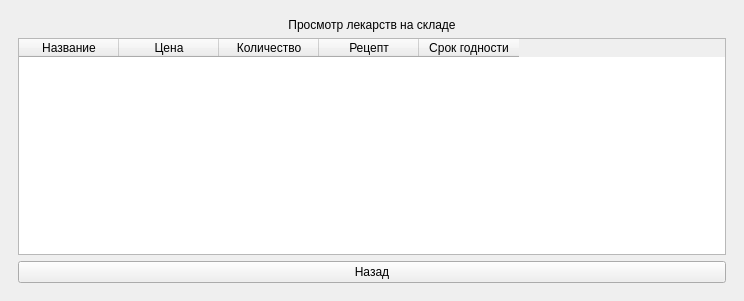
This is mainwindow.ui in Toxicattack4up/AptekaService as Qt 5 draws it before an edit. The edited form follows.
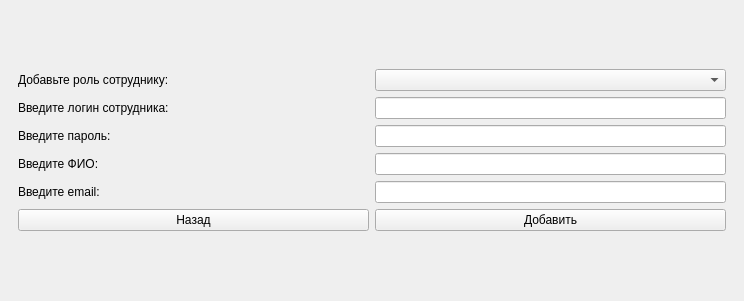
This is the edited form. The open tabs and pages were chosen to show the change.

Commit message: Добавлены окна, фиксирую изменения

```diff
--- a/mainwindow.ui
+++ b/mainwindow.ui
@@ -238,7 +238,107 @@
         </item>
        </layout>
       </widget>
-      <widget class="QWidget" name="Remove_employees">
+      <widget class="QWidget" name="page_add_employee">
+       <layout class="QGridLayout" name="gridLayout_12">
+        <item row="0" column="0">
+         <layout class="QGridLayout" name="Admin_menu_add_employee">
+          <item row="5" column="1">
+           <widget class="QPushButton" name="add_employee_pushButton">
+            <property name="text">
+             <string>Добавить</string>
+            </property>
+           </widget>
+          </item>
+          <item row="5" column="0">
+           <widget class="QPushButton" name="back_to_view_employee_pushButton">
+            <property name="text">
+             <string>Назад</string>
+            </property>
+           </widget>
+          </item>
+          <item row="1" column="0">
+           <widget class="QLabel" name="login_label_employee">
+            <property name="text">
+             <string>Введите логин сотрудника:</string>
+            </property>
+           </widget>
+          </item>
+          <item row="2" column="0">
+           <widget class="QLabel" name="password_label_employee">
+            <property name="text">
+             <string>Введите пароль:</string>
+            </property>
+           </widget>
+          </item>
+          <item row="3" column="0">
+           <widget class="QLabel" name="FIO_label_employee">
+            <property name="text">
+             <string>Введите ФИО:</string>
+            </property>
+           </widget>
+          </item>
+          <item row="0" column="0">
+           <widget class="QLabel" name="role_label_employee">
+            <property name="text">
+             <string>Добавьте роль сотруднику:</string>
+            </property>
+           </widget>
+          </item>
+          <item row="4" column="0">
+           <widget class="QLabel" name="email_label_employee">
+            <property name="text">
+             <string>Введите email:</string>
+            </property>
+           </widget>
+          </item>
+          <item row="0" column="1">
+           <widget class="QComboBox" name="role_comboBox_employee"/>
+          </item>
+          <item row="1" column="1">
+           <widget class="QLineEdit" name="login_lineEdit_employee">
+            <property name="sizePolicy">
+             <sizepolicy hsizetype="Preferred" vsizetype="Fixed">
+              <horstretch>0</horstretch>
+              <verstretch>0</verstretch>
+             </sizepolicy>
+            </property>
+           </widget>
+          </item>
+          <item row="2" column="1">
+           <widget class="QLineEdit" name="password_lineEdit_employee">
+            <property name="sizePolicy">
+             <sizepolicy hsizetype="Preferred" vsizetype="Fixed">
+              <horstretch>0</horstretch>
+              <verstretch>0</verstretch>
+             </sizepolicy>
+            </property>
+           </widget>
+          </item>
+          <item row="3" column="1">
+           <widget class="QLineEdit" name="FIO_lineEdit_employee">
+            <property name="sizePolicy">
+             <sizepolicy hsizetype="Preferred" vsizetype="Fixed">
+              <horstretch>0</horstretch>
+              <verstretch>0</verstretch>
+             </sizepolicy>
+            </property>
+           </widget>
+          </item>
+          <item row="4" column="1">
+           <widget class="QLineEdit" name="email_lineEdit_employee">
+            <property name="sizePolicy">
+             <sizepolicy hsizetype="Preferred" vsizetype="Fixed">
+              <horstretch>0</horstretch>
+              <verstretch>0</verstretch>
+             </sizepolicy>
+            </property>
+           </widget>
+          </item>
+         </layout>
+        </item>
+       </layout>
+      </widget>
+      <widget class="QWidget" name="page_remove_employees">
        <layout class="QGridLayout" name="gridLayout_10">
         <item row="0" column="0">
          <layout class="QGridLayout" name="Admin_menu_remove_emoloyees">
@@ -639,6 +739,27 @@
         <item row="0" column="0">
          <layout class="QGridLayout" name="Seller_menu_2">
           <item row="1" column="0">
+           <widget class="QPushButton" name="back_pushButton">
+            <property name="text">
+             <string>Назад</string>
+            </property>
+           </widget>
+          </item>
+          <item row="1" column="1">
+           <widget class="QPushButton" name="remove_pharmacy_item_pushButton">
+            <property name="text">
+             <string>Удалить</string>
+            </property>
+           </widget>
+          </item>
+          <item row="1" column="2">
+           <widget class="QPushButton" name="add_pharmac_item_pushButton">
+            <property name="text">
+             <string>Добавить</string>
+            </property>
+           </widget>
+          </item>
+          <item row="0" column="0" colspan="3">
            <widget class="QTableWidget" name="items_table">
             <column>
              <property name="text">
@@ -667,26 +788,6 @@
             </column>
            </widget>
           </item>
-          <item row="2" column="0">
-           <widget class="QPushButton" name="back_pushButton">
-            <property name="text">
-             <string>Назад</string>
-            </property>
-           </widget>
-          </item>
-          <item row="0" column="0">
-           <widget class="QLabel" name="label">
-            <property name="layoutDirection">
-             <enum>Qt::LayoutDirection::LeftToRight</enum>
-            </property>
-            <property name="text">
-             <string>Просмотр лекарств на складе</string>
-            </property>
-            <property name="alignment">
-             <set>Qt::AlignmentFlag::AlignCenter</set>
-            </property>
-           </widget>
-          </item>
          </layout>
         </item>
        </layout>
```
Left out of the diff: 39 changed lines with no effect on the pictures. The commit also changes 1 other file.
